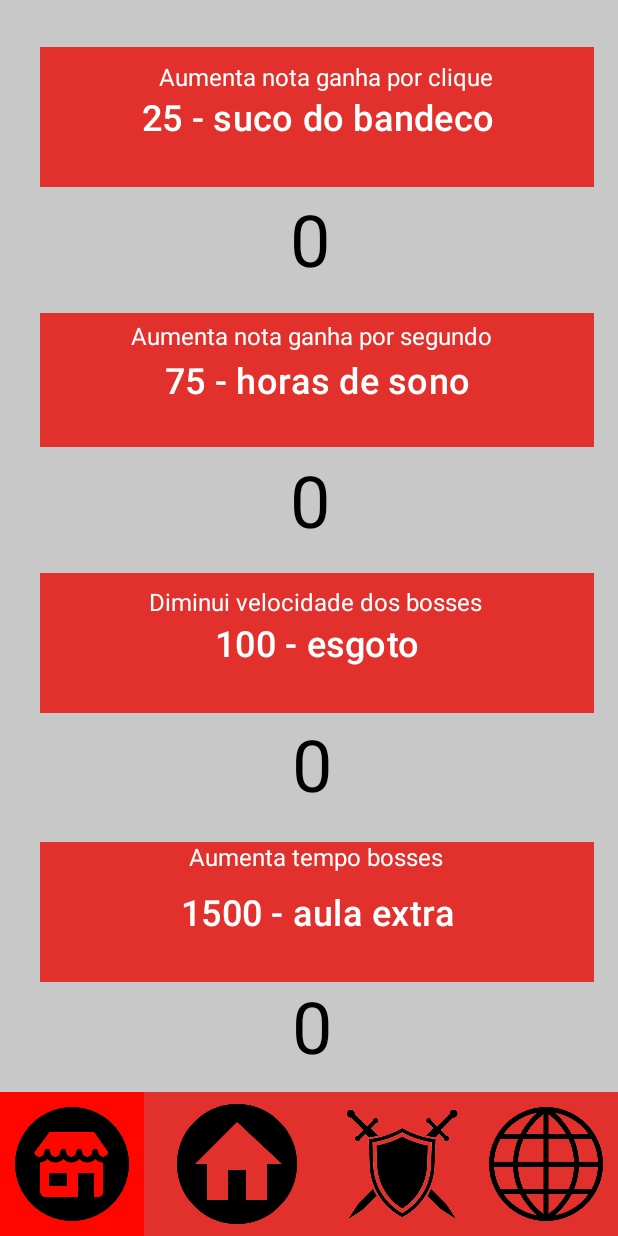
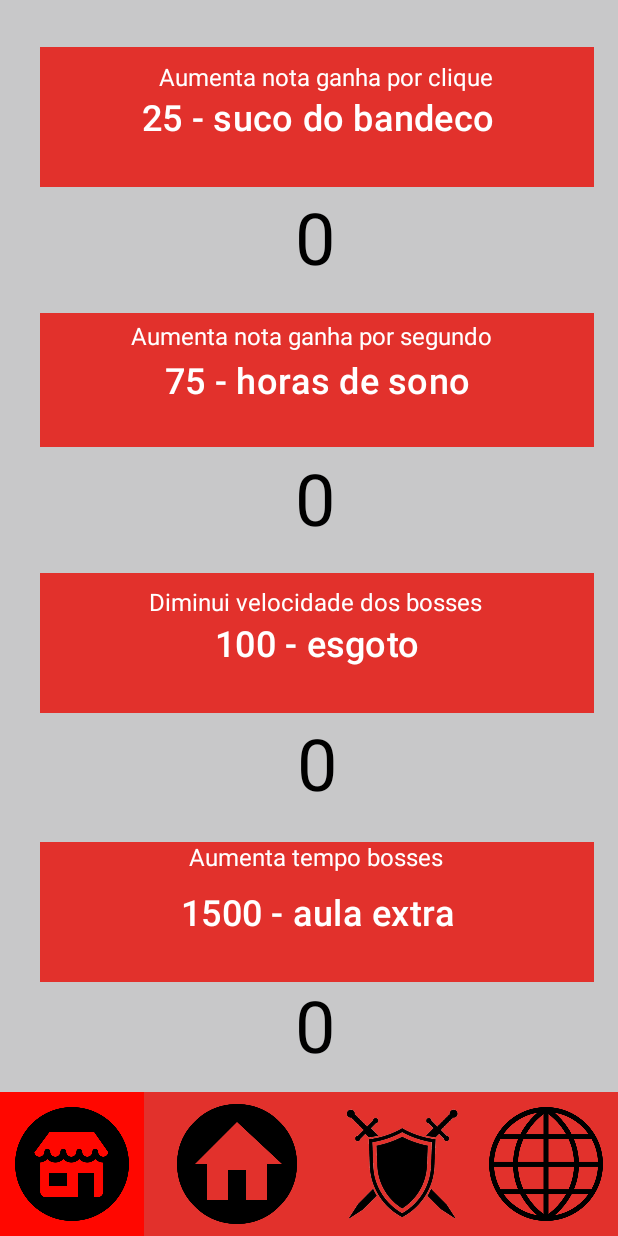
Before and after one commit to ArthurGamaJorge/CotucaClicker, an Android app: the Loja screen opened directly, with no data from a screen before it, on a phone screen of 412 x 824 dp. Run offline under Robolectric (Android 15) with nearby library versions, the phone set to English and light mode, and no system bars.

Commit message:
Corrigir pequenos bugs

```diff
--- a/app/build.gradle.kts
+++ b/app/build.gradle.kts
@@ -13,8 +13,8 @@ android {
         applicationId = "com.example.cotucaclicker"
         minSdk = 24
         targetSdk = 34
-        versionCode = 24
-        versionName = "2.4"
+        versionCode = 25
+        versionName = "2.5"
 
         testInstrumentationRunner = "androidx.test.runner.AndroidJUnitRunner"
 
--- a/app/src/main/res/layout/activity_loja.xml
+++ b/app/src/main/res/layout/activity_loja.xml
@@ -26,18 +26,18 @@
 
     <TextView
         android:id="@+id/TextQuantosSucos"
-        android:textColor="@android:color/black"
-        android:layout_width="102dp"
-        android:layout_height="91dp"
+        android:layout_width="370dp"
+        android:layout_height="85dp"
         android:text="@string/strBandecoCount"
         android:textAlignment="center"
+        android:textColor="@android:color/black"
         android:textSize="48sp"
         app:layout_constraintBottom_toBottomOf="parent"
         app:layout_constraintEnd_toEndOf="parent"
-        app:layout_constraintHorizontal_bias="0.504"
+        app:layout_constraintHorizontal_bias="0.609"
         app:layout_constraintStart_toStartOf="parent"
         app:layout_constraintTop_toTopOf="parent"
-        app:layout_constraintVertical_bias="0.173" />
+        app:layout_constraintVertical_bias="0.17" />
 
     <TextView
         android:id="@+id/textView7"
@@ -71,18 +71,18 @@
 
     <TextView
         android:id="@+id/TextQuantasAulasExtras"
-        android:textColor="@android:color/black"
-        android:layout_width="102dp"
+        android:layout_width="370dp"
         android:layout_height="101dp"
         android:text="@string/strAulaCount"
         android:textAlignment="center"
+        android:textColor="@android:color/black"
         android:textSize="48sp"
         app:layout_constraintBottom_toBottomOf="parent"
         app:layout_constraintEnd_toEndOf="parent"
-        app:layout_constraintHorizontal_bias="0.508"
+        app:layout_constraintHorizontal_bias="0.609"
         app:layout_constraintStart_toStartOf="parent"
         app:layout_constraintTop_toTopOf="parent"
-        app:layout_constraintVertical_bias="0.901" />
+        app:layout_constraintVertical_bias="0.9" />
 
     <TextView
         android:id="@+id/textView8"
@@ -146,33 +146,33 @@
 
     <TextView
         android:id="@+id/TextQuantasHorasSono"
-        android:textColor="@android:color/black"
-        android:layout_width="102dp"
+        android:layout_width="370dp"
         android:layout_height="91dp"
         android:text="@string/strSonoCount"
         android:textAlignment="center"
+        android:textColor="@android:color/black"
         android:textSize="48sp"
         app:layout_constraintBottom_toBottomOf="parent"
         app:layout_constraintEnd_toEndOf="parent"
-        app:layout_constraintHorizontal_bias="0.504"
+        app:layout_constraintHorizontal_bias="0.609"
         app:layout_constraintStart_toStartOf="parent"
         app:layout_constraintTop_toTopOf="parent"
-        app:layout_constraintVertical_bias="0.41" />
+        app:layout_constraintVertical_bias="0.409" />
 
     <TextView
         android:id="@+id/TextQuantosEsgotos"
-        android:textColor="@android:color/black"
-        android:layout_width="102dp"
+        android:layout_width="370dp"
         android:layout_height="91dp"
         android:text="@string/strEsgotoCount"
         android:textAlignment="center"
+        android:textColor="@android:color/black"
         android:textSize="48sp"
         app:layout_constraintBottom_toBottomOf="parent"
         app:layout_constraintEnd_toEndOf="parent"
-        app:layout_constraintHorizontal_bias="0.508"
+        app:layout_constraintHorizontal_bias="0.634"
         app:layout_constraintStart_toStartOf="parent"
         app:layout_constraintTop_toTopOf="parent"
-        app:layout_constraintVertical_bias="0.651" />
+        app:layout_constraintVertical_bias="0.65" />
 
     <TextView
         android:id="@+id/textView4"
```
Also changed, not shown: app/src/main/java/com/example/cotucaclicker/Bosses.kt (+50 -85 lines).
